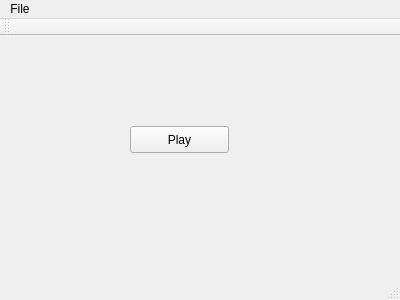
This is gui/mainwindow.ui in andrewreeman/Simple-soundfile-player as Qt 5 draws it before an edit. The edited form follows.
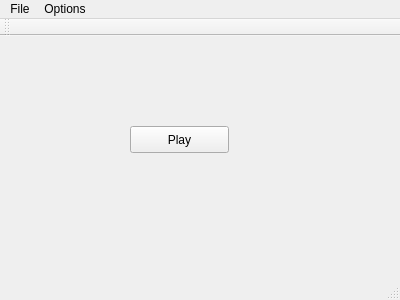
This is the edited form.

What changed in the file:
```diff
--- a/gui/mainwindow.ui
+++ b/gui/mainwindow.ui
@@ -34,7 +34,7 @@
      <x>0</x>
      <y>0</y>
      <width>400</width>
-     <height>21</height>
+     <height>20</height>
     </rect>
    </property>
    <widget class="QMenu" name="menuFile">
@@ -44,7 +44,14 @@
     <addaction name="actionOpen"/>
     <addaction name="actionClose"/>
    </widget>
+   <widget class="QMenu" name="menuOptions">
+    <property name="title">
+     <string>Options</string>
+    </property>
+    <addaction name="actionSettings"/>
+   </widget>
    <addaction name="menuFile"/>
+   <addaction name="menuOptions"/>
   </widget>
   <widget class="QToolBar" name="mainToolBar">
    <attribute name="toolBarArea">
```
Left out of the diff: 5 changed lines with no effect on the pictures.
